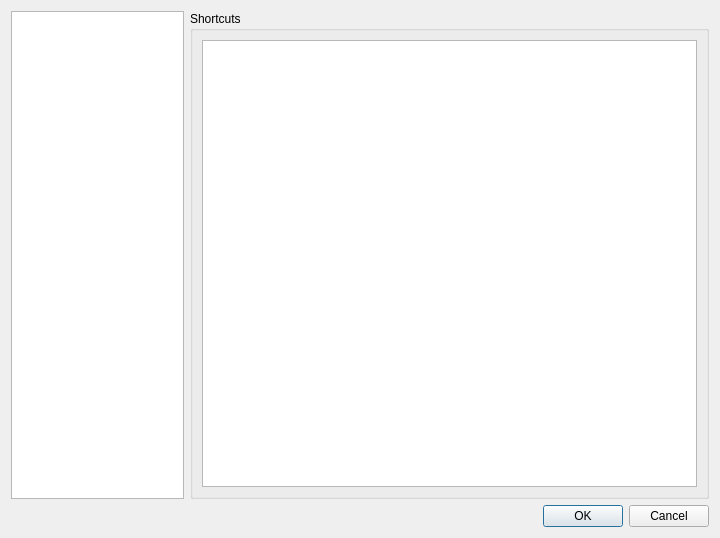
Above: PdfForQtViewer/pdfviewersettingsdialog.ui from JakubMelka/PDF4QT before the change. Below: the same form after it.
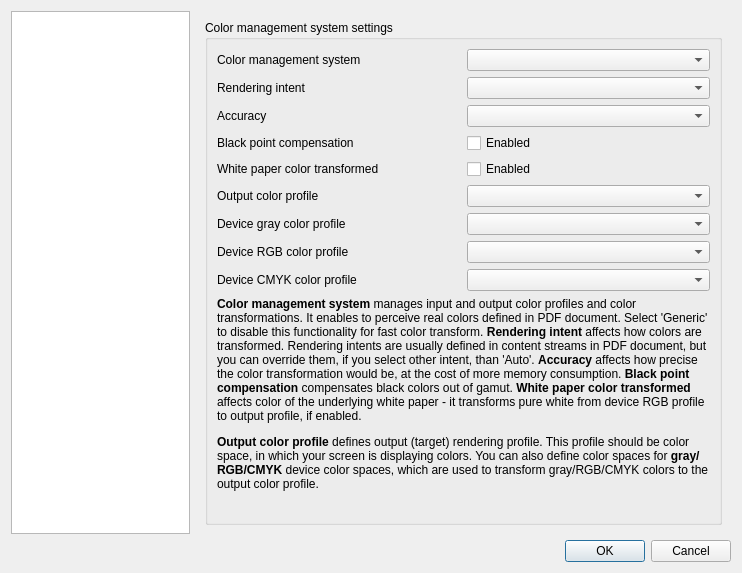
That is the form after the change.

Commit message: Color management system - base classes + settings

```diff
--- a/PdfForQtViewer/pdfviewersettingsdialog.ui
+++ b/PdfForQtViewer/pdfviewersettingsdialog.ui
@@ -6,8 +6,8 @@
    <rect>
     <x>0</x>
     <y>0</y>
-    <width>720</width>
-    <height>538</height>
+    <width>742</width>
+    <height>573</height>
    </rect>
   </property>
   <property name="windowTitle">
@@ -26,7 +26,7 @@
      <item>
       <widget class="QStackedWidget" name="stackedWidget">
        <property name="currentIndex">
-        <number>4</number>
+        <number>5</number>
        </property>
        <widget class="QWidget" name="enginePage">
         <layout class="QVBoxLayout" name="enginePageLayout">
@@ -564,6 +564,144 @@
          </item>
         </layout>
        </widget>
+       <widget class="QWidget" name="cmsPage">
+        <layout class="QVBoxLayout" name="verticalLayout_4">
+         <item>
+          <widget class="QGroupBox" name="cmsGroupBox">
+           <property name="title">
+            <string>Color management system settings</string>
+           </property>
+           <layout class="QVBoxLayout" name="verticalLayout_6">
+            <item>
+             <layout class="QGridLayout" name="cmsWidgetsLayout">
+              <item row="0" column="1">
+               <widget class="QComboBox" name="cmsTypeComboBox"/>
+              </item>
+              <item row="4" column="1">
+               <widget class="QCheckBox" name="cmsWhitePaperColorTransformedCheckBox">
+                <property name="text">
+                 <string>Enabled</string>
+                </property>
+               </widget>
+              </item>
+              <item row="4" column="0">
+               <widget class="QLabel" name="cmsWhitePaperColorTransformedLabel">
+                <property name="text">
+                 <string>White paper color transformed</string>
+                </property>
+               </widget>
+              </item>
+              <item row="7" column="0">
+               <widget class="QLabel" name="cmsDeviceRGBProfileLabel">
+                <property name="text">
+                 <string>Device RGB color profile</string>
+                </property>
+               </widget>
+              </item>
+              <item row="5" column="0">
+               <widget class="QLabel" name="cmsOutputProfileLabel">
+                <property name="text">
+                 <string>Output color profile</string>
+                </property>
+               </widget>
+              </item>
+              <item row="3" column="1">
+               <widget class="QCheckBox" name="cmsIsBlackPointCompensationCheckBox">
+                <property name="text">
+                 <string>Enabled</string>
+                </property>
+               </widget>
+              </item>
+              <item row="6" column="0">
+               <widget class="QLabel" name="cmsDeviceGrayColorProfileLabel">
+                <property name="text">
+                 <string>Device gray color profile</string>
+                </property>
+               </widget>
+              </item>
+              <item row="1" column="1">
+               <widget class="QComboBox" name="cmsRenderingIntentComboBox"/>
+              </item>
+              <item row="1" column="0">
+               <widget class="QLabel" name="cmsRenderingIntentLabel">
+                <property name="text">
+                 <string>Rendering intent</string>
+                </property>
+               </widget>
+              </item>
+              <item row="2" column="1">
+               <widget class="QComboBox" name="cmsAccuracyComboBox"/>
+              </item>
+              <item row="2" column="0">
+               <widget class="QLabel" name="cmsAccuracyLabel">
+                <property name="text">
+                 <string>Accuracy</string>
+                </property>
+               </widget>
+              </item>
+              <item row="0" column="0">
+               <widget class="QLabel" name="cmsLabel">
+                <property name="text">
+                 <string>Color management system</string>
+                </property>
+               </widget>
+              </item>
+              <item row="3" column="0">
+               <widget class="QLabel" name="cmsBlackPointCompensationLabel">
+                <property name="text">
+                 <string>Black point compensation</string>
+                </property>
+               </widget>
+              </item>
+              <item row="8" column="0">
+               <widget class="QLabel" name="cmsDeviceCMYKColorProfileLabel">
+                <property name="text">
+                 <string>Device CMYK color profile</string>
+                </property>
+               </widget>
+              </item>
+              <item row="5" column="1">
+               <widget class="QComboBox" name="cmsOutputColorProfileComboBox"/>
+              </item>
+              <item row="6" column="1">
+               <widget class="QComboBox" name="cmsDeviceGrayColorProfileComboBox"/>
+              </item>
+              <item row="7" column="1">
+               <widget class="QComboBox" name="cmsDeviceRGBColorProfileComboBox"/>
+              </item>
+              <item row="8" column="1">
+               <widget class="QComboBox" name="cmsDeviceCMYKColorProfileComboBox"/>
+              </item>
+             </layout>
+            </item>
+            <item>
+             <widget class="QLabel" name="cmsInfoLabel">
+              <property name="text">
+               <string>&lt;html&gt;&lt;head/&gt;&lt;body&gt;&lt;p&gt;&lt;span style=&quot; font-weight:600;&quot;&gt;Color management system &lt;/span&gt;manages input and output color profiles and color transformations. It enables to perceive real colors defined in PDF document. Select 'Generic' to disable this functionality for fast color transform. &lt;span style=&quot; font-weight:600;&quot;&gt;Rendering intent&lt;/span&gt; affects how colors are transformed. Rendering intents are usually defined in content streams in PDF document, but you can override them, if you select other intent, than 'Auto'. &lt;span style=&quot; font-weight:600;&quot;&gt;Accuracy &lt;/span&gt;affects how precise the color transformation would be, at the cost of more memory consumption. &lt;span style=&quot; font-weight:600;&quot;&gt;Black point compensation&lt;/span&gt; compensates black colors out of gamut. &lt;span style=&quot; font-weight:600;&quot;&gt;White paper color transformed &lt;/span&gt;affects color of the underlying white paper - it transforms pure white from device RGB profile to output profile, if enabled.&lt;/p&gt;&lt;p&gt;&lt;span style=&quot; font-weight:600;&quot;&gt;Output color profile&lt;/span&gt; defines output (target) rendering profile. This profile should be color space, in which your screen is displaying  colors. You can also define color spaces for &lt;span style=&quot; font-weight:600;&quot;&gt;gray/RGB/CMYK&lt;/span&gt; device color spaces, which are used to transform gray/RGB/CMYK colors to the output color profile.&lt;/p&gt;&lt;/body&gt;&lt;/html&gt;</string>
+              </property>
+              <property name="wordWrap">
+               <bool>true</bool>
+              </property>
+             </widget>
+            </item>
+            <item>
+             <spacer name="cmsVerticalSpacer">
+              <property name="orientation">
+               <enum>Qt::Vertical</enum>
+              </property>
+              <property name="sizeHint" stdset="0">
+               <size>
+                <width>20</width>
+                <height>41</height>
+               </size>
+              </property>
+             </spacer>
+            </item>
+           </layout>
+          </widget>
+         </item>
+        </layout>
+       </widget>
        <widget class="QWidget" name="securityPage">
         <layout class="QVBoxLayout" name="securityPageLayout">
          <property name="leftMargin">
```
The commit also changes 12 other files.
